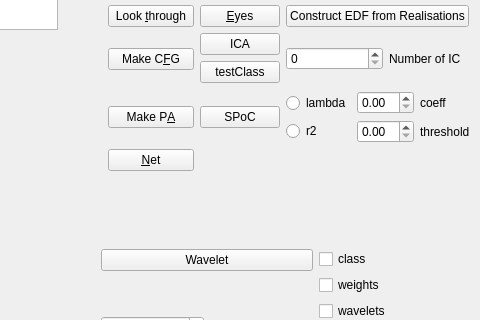
The window that mainwindow.ui (ArtfulVampire/SecondGUIrepo) describes before a commit, drawn with Qt 5; both pictures show x 200 to 680 and y 429 to 749 of the 1177 by 906 pixel window.
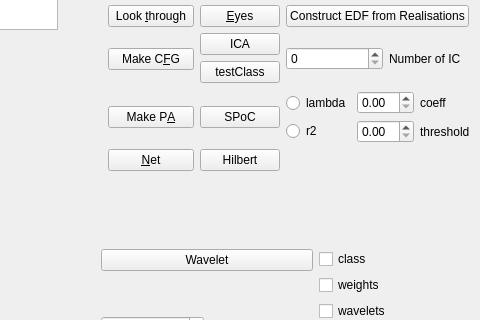
The same window after the commit.

Diff of the .ui file:
```diff
--- a/mainwindow.ui
+++ b/mainwindow.ui
@@ -597,6 +597,13 @@
        </item>
       </layout>
      </item>
+     <item row="8" column="1">
+      <widget class="QPushButton" name="hilbertPushButton">
+       <property name="text">
+        <string>Hilbert</string>
+       </property>
+      </widget>
+     </item>
     </layout>
    </widget>
    <widget class="QWidget" name="layoutWidget">
```
